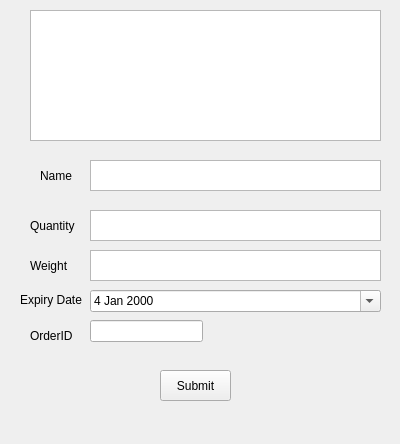
This is root/UI/driverAdd.ui in seb246810/KryoFridge as Qt 5 draws it before an edit. The edited form follows.
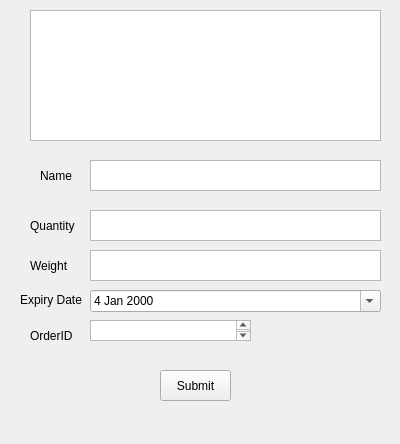
This is the edited form.

Commit message: Created a delivery log database, created a function to check inputted orders vs what was ordered.

Diff of the .ui file:
```diff
--- a/root/UI/driverAdd.ui
+++ b/root/UI/driverAdd.ui
@@ -118,8 +118,8 @@
   <widget class="QLabel" name="error">
    <property name="geometry">
     <rect>
-     <x>90</x>
-     <y>330</y>
+     <x>60</x>
+     <y>350</y>
      <width>291</width>
      <height>16</height>
     </rect>
@@ -168,13 +168,13 @@
     <string>OrderID</string>
    </property>
   </widget>
-  <widget class="QLineEdit" name="DeliveryIDfield">
+  <widget class="QTextEdit" name="deliveryfield">
    <property name="geometry">
     <rect>
      <x>90</x>
      <y>320</y>
-     <width>113</width>
-     <height>22</height>
+     <width>161</width>
+     <height>21</height>
     </rect>
    </property>
   </widget>
```
The commit also changes 3 other files.
